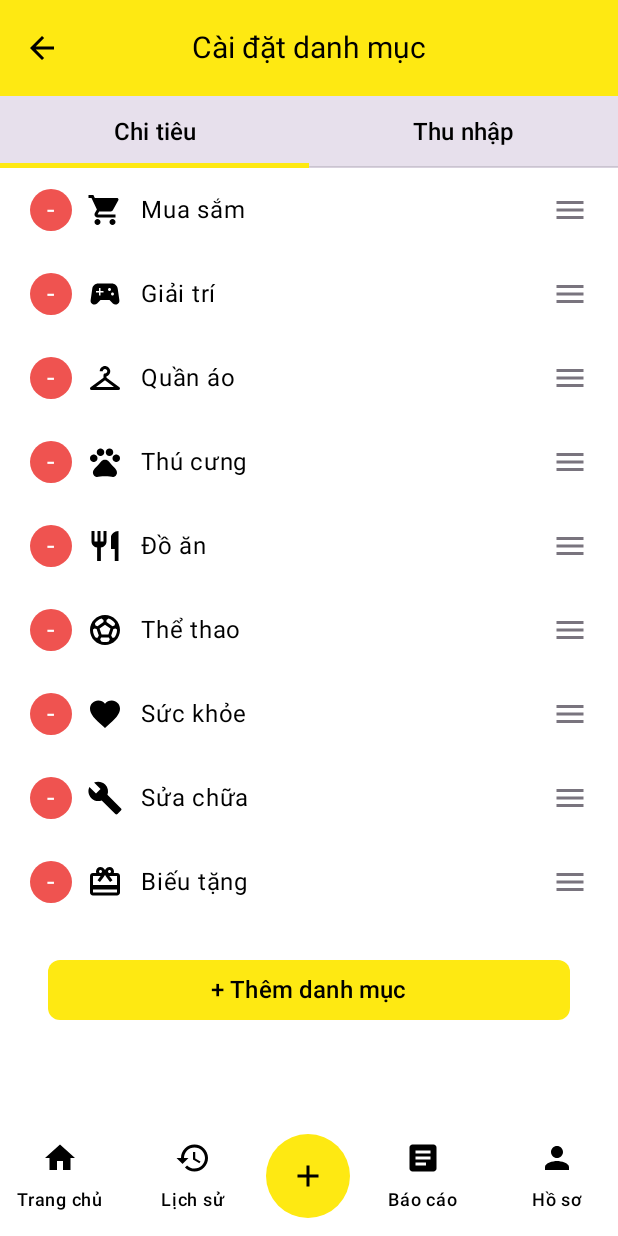
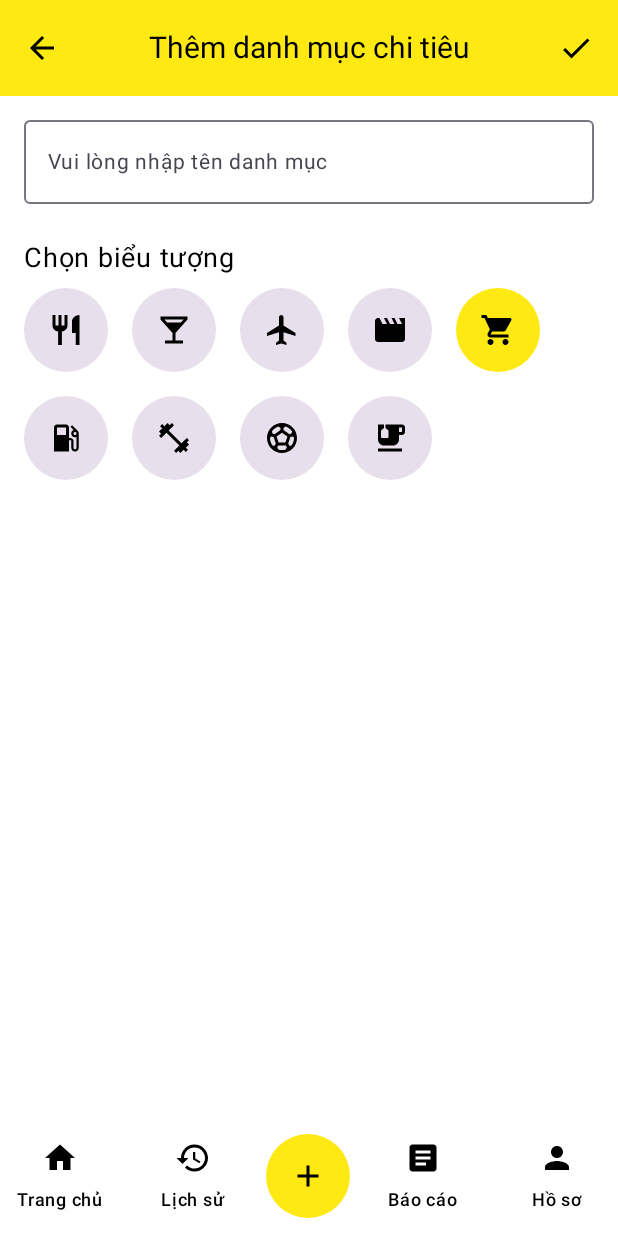
Before and after one commit to Money-manage-App/Money-manage-app, an Android app built with Jetpack Compose: the CategorySettingScreen screen opened through its navigation route, after a tap on "+ Thêm danh mục", on a phone screen of 412 x 824 dp. Run offline under Robolectric (Android 15) with nearby library versions, the phone set to English and light mode, and no system bars; our stand-ins replace accompanist.

Commit message:
them danh muc

```diff
--- a/app/src/main/java/com/example/money_manage_app/data/local/datastore/CategoryPreference.kt
+++ b/app/src/main/java/com/example/money_manage_app/data/local/datastore/CategoryPreference.kt
@@ -4,6 +4,7 @@ import android.content.Context
 import androidx.datastore.preferences.core.edit
 import androidx.datastore.preferences.core.stringPreferencesKey
 import kotlinx.coroutines.flow.Flow
+import kotlinx.coroutines.flow.first
 import kotlinx.coroutines.flow.map
 import kotlinx.serialization.Serializable
 import kotlinx.serialization.encodeToString
@@ -18,6 +19,13 @@ data class CategoryData(
 class CategoryPreference(private val context: Context) {
 
     private val KEY = stringPreferencesKey("categories")
+
+    private val jsonFormatter = Json {
+        prettyPrint = false
+        ignoreUnknownKeys = true
+        encodeDefaults = true
+        explicitNulls = false
+    }
 
     // Danh mục mặc định
     private val defaultExpenseCategories = listOf(
@@ -63,7 +71,7 @@ class CategoryPreference(private val context: Context) {
     // Hàm lưu Map<String, List<CategoryData>> vào DataStore
     suspend fun save(data: Map<String, List<CategoryData>>) {
         context.appDataStore.edit { preferences ->
-            preferences[KEY] = Json.encodeToString(data) // dùng inline reified type
+            preferences[KEY] = jsonFormatter.encodeToString(data)
         }
     }
 
@@ -76,4 +84,14 @@ class CategoryPreference(private val context: Context) {
             )
         )
     }
+
+    // Hàm thêm mới danh mục
+    suspend fun saveNewCategory(type: String, category: CategoryData) {
+        val current = categoriesFlow.first()
+        val updated = current.toMutableMap()
+        val list = updated[type]?.toMutableList() ?: mutableListOf()
+        list.add(category)
+        updated[type] = list
+        save(updated)
+    }
 }
--- a/app/src/main/java/com/example/money_manage_app/features/navigation/NavGraph.kt
+++ b/app/src/main/java/com/example/money_manage_app/features/navigation/NavGraph.kt
@@ -18,6 +18,8 @@ import com.example.money_manage_app.features.ui.screens.settings.settings.Langua
 import com.example.money_manage_app.features.ui.screens.settings.font.FontSizeScreen
 import com.example.money_manage_app.features.ui.screens.add.*
 import com.example.money_manage_app.features.ui.screens.settings.settings.CategorySettingScreen
+import com.example.money_manage_app.features.ui.screens.settings.settings.AddExpenseCategoryScreen
+import com.example.money_manage_app.features.ui.screens.settings.settings.AddIncomeCategoryScreen
 import com.example.money_manage_app.features.ui.screens.settings.settings.CurrencySettingScreen
 
 @Composable
@@ -51,6 +53,8 @@ fun NavGraph(
 
         // Thêm 2 màn hình mới
         composable(Routes.CategorySettings) { CategorySettingScreen(navController) }
+        composable(Routes.AddExpenseCategory) { AddExpenseCategoryScreen(navController) }
+        composable(Routes.AddIncomeCategory) { AddIncomeCategoryScreen(navController) }
         composable(Routes.CurrencySettings) { CurrencySettingScreen(navController) }
     }
 }
@@ -68,5 +72,7 @@ object Routes {
     const val LanguageSettings = "language_settings"
     const val FontSizeSettings = "font_settings"
     const val CategorySettings = "category_settings"
+    const val AddExpenseCategory = "add_expense_category"
+    const val AddIncomeCategory = "add_income_category"
     const val CurrencySettings = "currency_settings"
 }
--- /dev/null
+++ b/app/src/main/java/com/example/money_manage_app/features/ui/screens/settings/settings/AddExpenseCategoryScreen.kt
@@ -0,0 +1,126 @@
+package com.example.money_manage_app.features.ui.screens.settings.settings
+
+import androidx.compose.foundation.background
+import androidx.compose.foundation.clickable
+import androidx.compose.foundation.layout.*
+import androidx.compose.foundation.shape.CircleShape
+import androidx.compose.material.icons.Icons
+import androidx.compose.material.icons.filled.*
+import androidx.compose.material3.*
+import androidx.compose.runtime.*
+import androidx.compose.ui.Alignment
+import androidx.compose.ui.Modifier
+import androidx.compose.ui.platform.LocalContext
+import androidx.compose.ui.unit.dp
+import androidx.compose.ui.unit.sp
+import androidx.navigation.NavHostController
+import com.example.money_manage_app.data.local.datastore.*
+import kotlinx.coroutines.launch
+
+@OptIn(ExperimentalMaterial3Api::class)
+@Composable
+fun AddExpenseCategoryScreen(navController: NavHostController) {
+    val context = LocalContext.current
+    val scope = rememberCoroutineScope()
+
+    val categoryPref = remember { CategoryPreference(context) }
+    val langPref = remember { LanguagePreference(context) }
+    val fontSizeManager = remember { FontSizeManager(context) }
+
+    val language by langPref.currentLanguage.collectAsState(initial = "Tiếng Việt")
+    val fontScale by fontSizeManager.fontSizeFlow.collectAsState(initial = 1f)
+    val colors = MaterialTheme.colorScheme
+    val typography = MaterialTheme.typography
+
+    var name by remember { mutableStateOf("") }
+    var selectedIconName by remember { mutableStateOf("ShoppingCart") }
+
+    val iconList = listOf(
+        Icons.Default.Restaurant to "Restaurant",
+        Icons.Default.LocalBar to "LocalBar",
+        Icons.Default.Flight to "Flight",
+        Icons.Default.Movie to "Movie",
+        Icons.Default.ShoppingCart to "ShoppingCart",
+        Icons.Default.LocalGasStation to "LocalGasStation",
+        Icons.Default.FitnessCenter to "FitnessCenter",
+        Icons.Default.SportsSoccer to "SportsSoccer",
+        Icons.Default.EmojiFoodBeverage to "EmojiFoodBeverage"
+    )
+
+    val titleText = if (language == "English") "Add Expense Category" else "Thêm danh mục chi tiêu"
+    val placeholderText = if (language == "English") "Enter category name" else "Vui lòng nhập tên danh mục"
+    val iconTitleText = if (language == "English") "Select Icon" else "Chọn biểu tượng"
+
+    Scaffold(
+        topBar = {
+            CenterAlignedTopAppBar(
+                title = {
+                    Text(
+                        titleText,
+                        color = colors.onPrimary,
+                        style = typography.titleLarge.copy(fontSize = 20.sp * fontScale)
+                    )
+                },
+                navigationIcon = {
+                    IconButton(onClick = { navController.popBackStack() }) {
+                        Icon(Icons.Default.ArrowBack, contentDescription = "Back", tint = colors.onPrimary)
+                    }
+                },
+                actions = {
+                    IconButton(onClick = {
+                        if (name.isNotBlank()) {
+                            scope.launch {
+                                categoryPref.saveNewCategory("expense", CategoryData(selectedIconName, name))
+                                navController.popBackStack()
+                            }
+                        }
+                    }) {
+                        Icon(Icons.Default.Check, contentDescription = "Save", tint = colors.onPrimary)
+                    }
+                },
+                colors = TopAppBarDefaults.centerAlignedTopAppBarColors(containerColor = colors.primary)
+            )
+        },
+        containerColor = colors.background
+    ) { padding ->
+        Column(
+            Modifier
+                .padding(padding)
+                .fillMaxSize()
+                .background(colors.background)
+                .padding(16.dp)
+        ) {
+            OutlinedTextField(
+                value = name,
+                onValueChange = { name = it },
+                placeholder = { Text(placeholderText, fontSize = 14.sp * fontScale) },
+                modifier = Modifier.fillMaxWidth()
+            )
+
+            Spacer(Modifier.height(24.dp))
+
+            Text(iconTitleText, fontSize = 18.sp * fontScale, color = colors.onSurface)
+            Spacer(Modifier.height(8.dp))
+
+            FlowRow(
+                horizontalArrangement = Arrangement.spacedBy(16.dp),
+                verticalArrangement = Arrangement.spacedBy(16.dp)
+            ) {
+                iconList.forEach { (icon, iconName) ->
+                    Box(
+                        modifier = Modifier
+                            .size(56.dp)
+                            .background(
+                                if (selectedIconName == iconName) colors.primary else colors.surfaceVariant,
+                                CircleShape
+                            )
+                            .clickable { selectedIconName = iconName },
+                        contentAlignment = Alignment.Center
+                    ) {
+                        Icon(icon, contentDescription = iconName, tint = colors.onSurface)
+                    }
+                }
+            }
+        }
+    }
+}
--- a/app/src/main/java/com/example/money_manage_app/features/ui/screens/settings/settings/CategorySettingScreen.kt
+++ b/app/src/main/java/com/example/money_manage_app/features/ui/screens/settings/settings/CategorySettingScreen.kt
@@ -1,5 +1,6 @@
 package com.example.money_manage_app.features.ui.screens.settings.settings
 
+import com.example.money_manage_app.features.navigation.Routes
 import androidx.compose.foundation.background
 import androidx.compose.foundation.clickable
 import androidx.compose.foundation.gestures.detectDragGesturesAfterLongPress
@@ -251,7 +252,12 @@ fun CategorySettingScreen(navController: NavHostController) {
                 item {
                     Spacer(modifier = Modifier.height(20.dp))
                     Button(
-                        onClick = { /* TODO: thêm danh mục */ },
+                        onClick = {
+                            if (selectedTab == 0)
+                                navController.navigate(Routes.AddExpenseCategory)
+                            else
+                                navController.navigate(Routes.AddIncomeCategory)
+                        },
                         modifier = Modifier
                             .fillMaxWidth()
                             .padding(horizontal = 16.dp),
@@ -273,19 +279,29 @@ fun CategorySettingScreen(navController: NavHostController) {
 // Helper function
 fun getIconFromName(iconName: String): ImageVector {
     return when (iconName) {
+        // Chi tiêu
+        "Restaurant" -> Icons.Default.Restaurant
+        "LocalBar" -> Icons.Default.LocalBar
+        "Flight" -> Icons.Default.Flight
+        "Movie" -> Icons.Default.Movie
         "ShoppingCart" -> Icons.Default.ShoppingCart
-        "SportsEsports" -> Icons.Default.SportsEsports
-        "Checkroom" -> Icons.Default.Checkroom
-        "Pets" -> Icons.Default.Pets
-        "Restaurant" -> Icons.Default.Restaurant
+        "LocalGasStation" -> Icons.Default.LocalGasStation
+        "FitnessCenter" -> Icons.Default.FitnessCenter
         "SportsSoccer" -> Icons.Default.SportsSoccer
+        "EmojiFoodBeverage" -> Icons.Default.EmojiFoodBeverage
+
+        // Thu nhập
+        "AttachMoney" -> Icons.Default.AttachMoney
+        "Work" -> Icons.Default.Work
+        "Star" -> Icons.Default.Star
+        "AccountBalance" -> Icons.Default.AccountBalance
+        "Savings" -> Icons.Default.Savings
+        "TrendingUp" -> Icons.Default.TrendingUp
+        "MilitaryTech" -> Icons.Default.MilitaryTech
         "Favorite" -> Icons.Default.Favorite
-        "Build" -> Icons.Default.Build
-        "CardGiftcard" -> Icons.Default.CardGiftcard
-        "Money" -> Icons.Default.Money
-        "Savings" -> Icons.Default.Savings
-        "Schedule" -> Icons.Default.Schedule
-        "MoreHoriz" -> Icons.Default.MoreHoriz
+        "AutoAwesome" -> Icons.Default.AutoAwesome
+
+        // Dự phòng
         else -> Icons.Default.Category
     }
 }
```
Also changed, not shown: app/src/main/java/com/example/money_manage_app/features/ui/screens/settings/settings/AddIncomeCategoryScreen.kt (added, +126 -0 lines).
